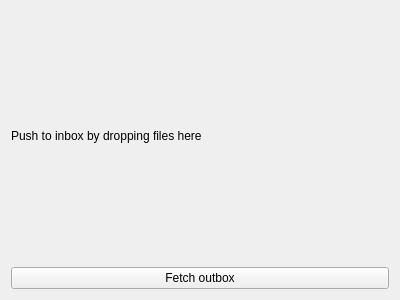
The window that beamer.ui (vivainio/Cardinal) describes before a commit, drawn with Qt 5.
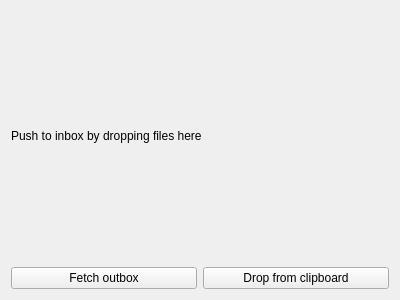
The same window after the commit.

Commit message: drop from clipboard

Patch:
```diff
--- a/beamer.ui
+++ b/beamer.ui
@@ -22,11 +22,22 @@
     </widget>
    </item>
    <item>
+    <layout class="QGridLayout" name="gridLayout">
+     <item row="0" column="0">
     <widget class="QPushButton" name="bFetchOutbox">
      <property name="text">
       <string>Fetch outbox</string>
      </property>
     </widget>
+     </item>
+     <item row="0" column="1">
+      <widget class="QPushButton" name="bDropClipboard">
+       <property name="text">
+        <string>Drop from clipboard</string>
+       </property>
+      </widget>
+     </item>
+    </layout>
    </item>
   </layout>
  </widget>
```
Lines whose indentation alone changed are shown as unchanged. The commit also changes 7 other files.
